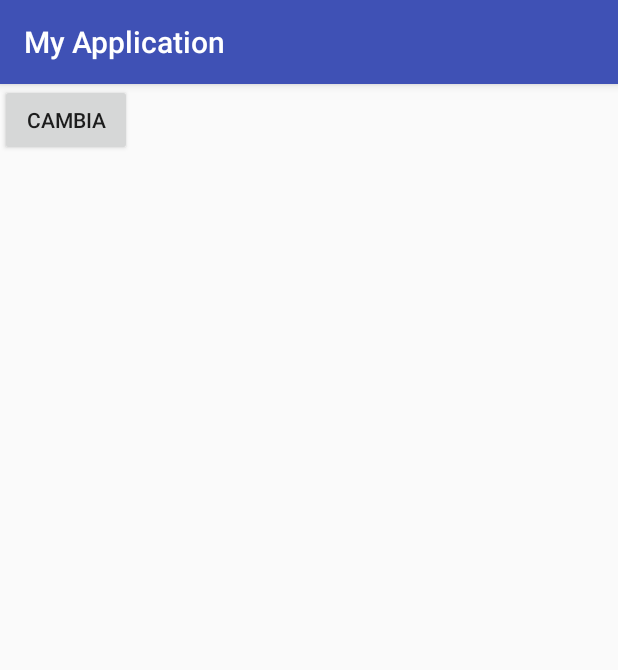
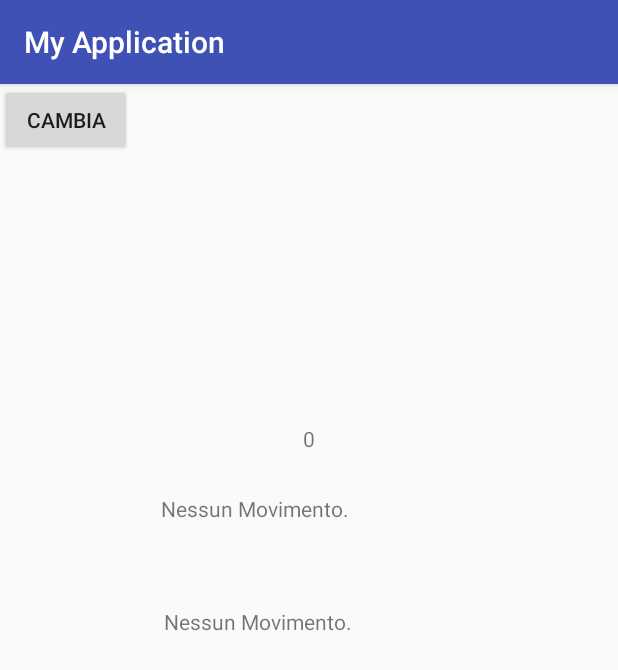
Before and after one commit to mariodigirolamo/SistemaDiSicurezza, an Android app: the screen it shows after launch (MainActivity), after a tap on "CAMBIA", on a phone screen of 412 x 824 dp. Shown: the top 670 px of the screen. Run offline under Robolectric (Android 15) with nearby library versions, the phone set to English and light mode, and no system bars; our stand-ins replace Firebase (no records; nobody signed in at launch, a user with empty details on screens opened directly); 4 statements that could not run were skipped.

Commit message:
Funziona anche il confronto tra i dati

```diff
--- a/app/src/main/java/com/example/myapplication/MainActivity.java
+++ b/app/src/main/java/com/example/myapplication/MainActivity.java
@@ -15,13 +15,21 @@ import com.google.firebase.database.FirebaseDatabase;
 import com.google.firebase.database.ValueEventListener;
 import com.google.firebase.database.IgnoreExtraProperties;
 
+
 public class MainActivity extends AppCompatActivity {
 
+    private String link = "https://provamario-a2c84.firebaseio.com/";
+
     private TextView vIndicatore;
+    private TextView vRef2;
+    private TextView vRef;
     private Button vclick;
     private String disp;
     private String disp2;
+    private String chi;
+    private String chi2;
     private boolean first;
+    private String off = String.valueOf(0);
 
     // Write a message to the database
     FirebaseDatabase database = FirebaseDatabase.getInstance();
@@ -49,16 +57,39 @@ public class MainActivity extends AppCompatActivity {
 
         vIndicatore = findViewById(R.id.Indicatore);
         vclick = findViewById(R.id.click);
+        vRef = findViewById(R.id.Ref);
+        vRef2 = findViewById(R.id.Ref2);
 
         ValueEventListener listen = new ValueEventListener() {
             @Override
             public void onDataChange(DataSnapshot dataSnapshot) {
-                 {
+
                     disp =   dataSnapshot.getValue().toString();
 
+                    vRef.setText("Fumo" + disp);
+            }
+
+            @Override
+            public void onCancelled(DatabaseError databaseError) {
+
+            }
+        };
+
+        ValueEventListener listen1 = new ValueEventListener() {
+            @Override
+            public void onDataChange(DataSnapshot dataSnapshot) {
+
+                disp2 = dataSnapshot.getValue().toString();
 
 
+                if (disp2.equals("1")) {
+                    vRef2.setText("Movimento" + disp2);
                 }
+
+                if (disp2.equals("0")) {
+                    vRef2.setText("Nessun movimento" + disp2);
+                }
+
             }
 
             @Override
@@ -68,13 +99,14 @@ public class MainActivity extends AppCompatActivity {
         };
 
         Fumo.addValueEventListener(listen);
-        Movimento.addValueEventListener(listen);
+        Movimento.addValueEventListener(listen1);
 
         vclick.setOnClickListener(new View.OnClickListener() {
             @Override
             public void onClick(View view) {
 
-                vIndicatore.setText(disp);
+                vRef.setText("Nessun Movimento.");
+                vRef2.setText("Nessun Movimento.");
 
 
                 //Movimento.setValue(disp);
--- a/app/src/main/res/layout/activity_main.xml
+++ b/app/src/main/res/layout/activity_main.xml
@@ -27,4 +27,33 @@
         android:text="Cambia"
         tools:layout_editor_absoluteX="54dp"
         tools:layout_editor_absoluteY="82dp" />
+
+    <TextView
+        android:id="@+id/Ref"
+        android:layout_width="197dp"
+        android:layout_height="41dp"
+        android:layout_marginBottom="8dp"
+        android:layout_marginEnd="8dp"
+        android:layout_marginStart="8dp"
+        android:layout_marginTop="8dp"
+        android:text="@string/Ref"
+        app:layout_constraintBottom_toBottomOf="parent"
+        app:layout_constraintEnd_toEndOf="parent"
+        app:layout_constraintStart_toStartOf="parent"
+        app:layout_constraintTop_toTopOf="parent"
+        app:layout_constraintVertical_bias="0.373" />
+
+    <TextView
+        android:id="@+id/Ref2"
+        android:layout_width="193dp"
+        android:layout_height="71dp"
+        android:layout_marginBottom="8dp"
+        android:layout_marginEnd="8dp"
+        android:layout_marginStart="8dp"
+        android:layout_marginTop="8dp"
+        android:text="@string/Ref2"
+        app:layout_constraintBottom_toBottomOf="parent"
+        app:layout_constraintEnd_toEndOf="parent"
+        app:layout_constraintStart_toStartOf="parent"
+        app:layout_constraintTop_toTopOf="parent" />
 </android.support.constraint.ConstraintLayout>
--- a/app/src/main/res/values/strings.xml
+++ b/app/src/main/res/values/strings.xml
@@ -1,4 +1,6 @@
 <resources>
     <string name="app_name">My Application</string>
     <string name="Indicatore">0</string>
+    <string name="Ref" />
+    <string name="Ref2" />
 </resources>
```
